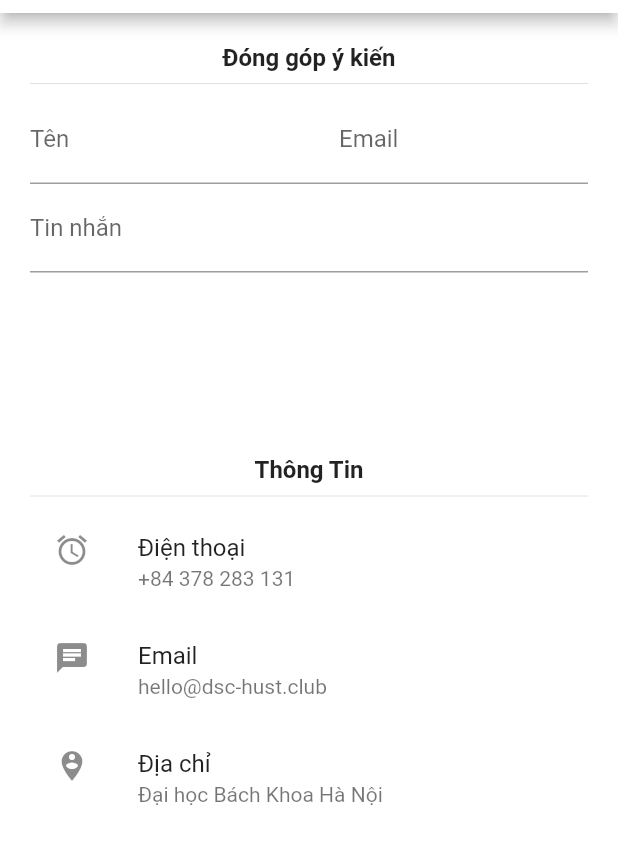
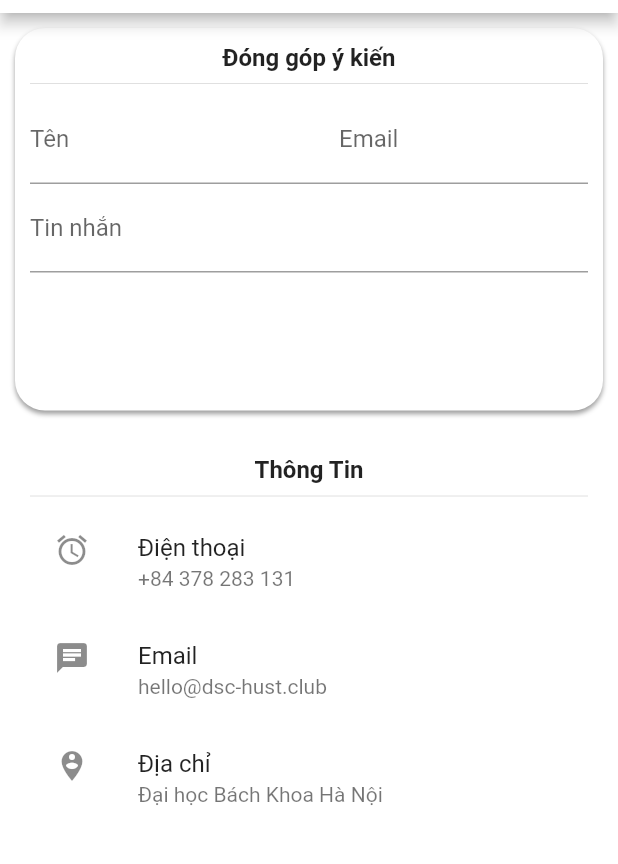
Before and after one commit to quandat10/dsc_app, a Flutter app: the ContactScreen screen opened by its route, on a phone screen of 412 x 824 dp, the part 71-935 px from its top. Run offline on Flutter 3.47's test engine with Material 2 defaults, Android fonts, the phone set to English and light mode, and no system bars; our stand-ins replace cached_network_image, carousel_slider, introduction_screen; network calls fail.

Commit message:
update contact

```diff
--- a/lib/screens/contact_screen/contact_screen.dart
+++ b/lib/screens/contact_screen/contact_screen.dart
@@ -29,7 +29,17 @@ class _ContactScreenState extends State<ContactScreen> {
       body: SingleChildScrollView(
         child: Column(children: [
           Container(
-            margin: const EdgeInsets.all(20),
+            margin: const EdgeInsets.all(10),
+            padding: const EdgeInsets.all(10),
+            decoration: BoxDecoration(
+              color: Colors.white,
+              borderRadius: BorderRadius.circular(20),
+              boxShadow: [BoxShadow(
+                color: Colors.black38,
+                offset: const Offset(0,2),
+                blurRadius: 2
+              )]
+            ),
             child: Column(
               crossAxisAlignment: CrossAxisAlignment.start,
               children: [
```
